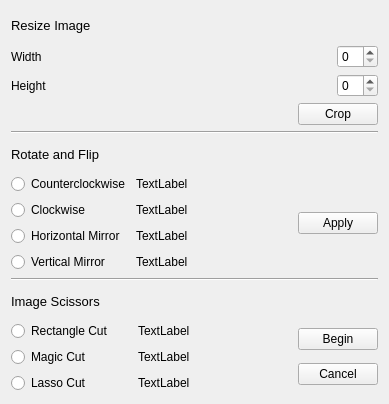
Above: Palette/BasicControls.ui from JosefNatanael/ThePhotoEditor before the change. Below: the same form after it.
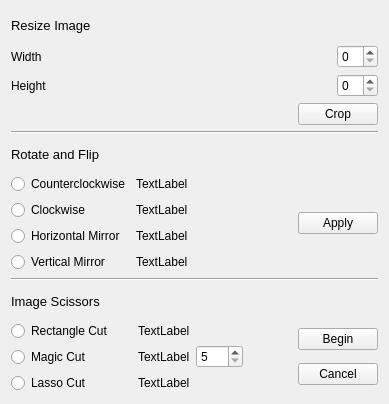
That is the form after the change.

Commit message: Magic wand added threshold spinbox, refactored code, signal and slots connected, removed redundant signals.

Diff of the .ui file:
```diff
--- a/Palette/BasicControls.ui
+++ b/Palette/BasicControls.ui
@@ -279,6 +279,16 @@
        </item>
       </layout>
      </item>
+     <item>
+      <widget class="QSpinBox" name="magicSpinBox">
+       <property name="minimum">
+        <number>5</number>
+       </property>
+       <property name="maximum">
+        <number>100</number>
+       </property>
+      </widget>
+     </item>
      <item>
       <spacer name="horizontalSpacer_4">
        <property name="orientation">
```
The commit also changes 14 other files.
